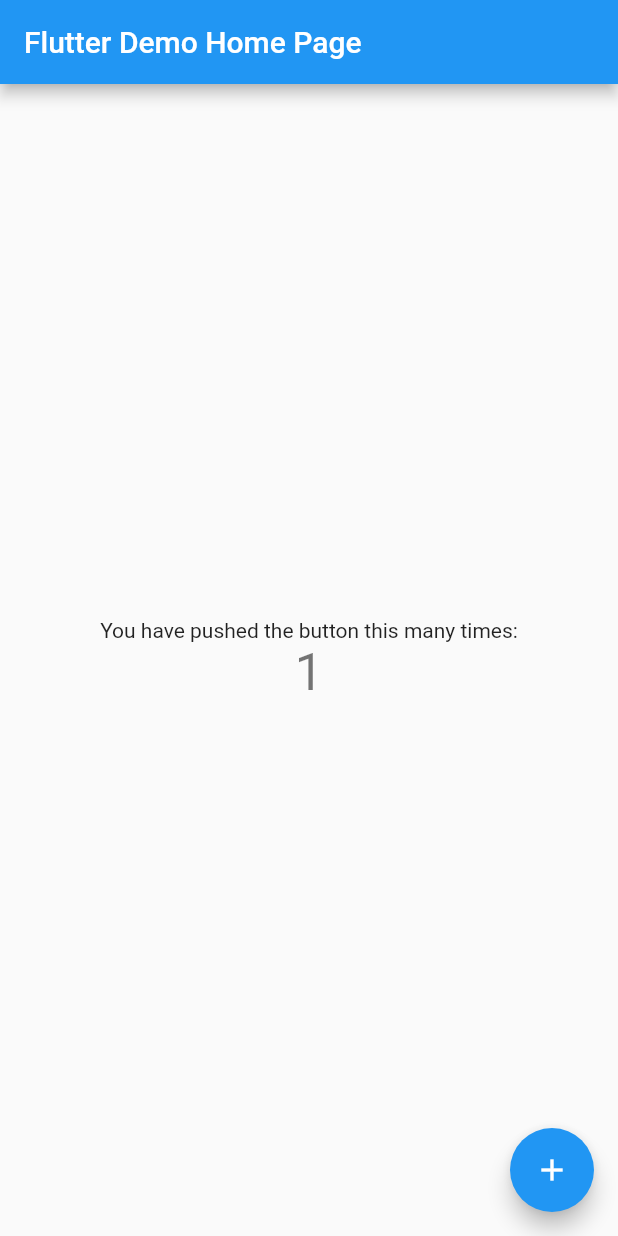
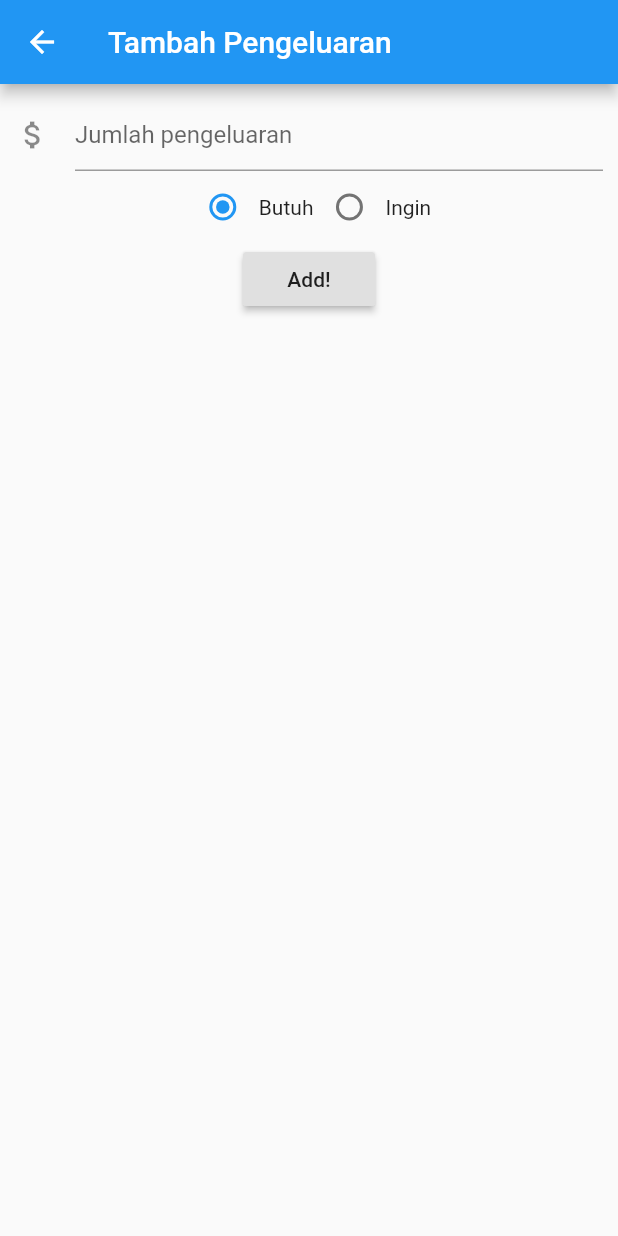
Before and after one commit to suggoitanoshi/Hemat.in, a Flutter app: the screen it shows after launch, after a tap on the "add" icon, on a phone screen of 412 x 824 dp. Run offline on Flutter 3.47's test engine with Material 2 defaults, Android fonts, the phone set to English and light mode, and no system bars.

Commit message:
Add home and add expense view

```diff
--- /dev/null
+++ b/lib/add_expense_view.dart
@@ -0,0 +1,79 @@
+import 'package:flutter/material.dart';
+import 'package:flutter/services.dart';
+
+class AddExpense extends StatefulWidget{
+  @override
+  State<StatefulWidget> createState() {
+    return AddExpenseState();
+  }
+}
+
+enum Jenis { butuh, ingin }
+
+class AddExpenseState extends State<AddExpense>{
+  final _formKey = GlobalKey<FormState>();
+  Jenis _jenis = Jenis.butuh;
+  @override
+  Widget build(BuildContext context){
+    return Scaffold(
+      appBar: AppBar(
+        title: Text('Tambah Pengeluaran'),
+      ),
+      body: Form(
+        key: _formKey,
+        child: Padding(
+          padding: EdgeInsets.all(10),
+          child: Column(
+            children: <Widget>[
+              TextField(
+                decoration: InputDecoration(
+                  icon: Icon(Icons.attach_money),
+                  hintText: "Jumlah pengeluaran",
+                ),
+                keyboardType: TextInputType.number,
+                inputFormatters: <TextInputFormatter>[
+                  WhitelistingTextInputFormatter.digitsOnly,
+                ],
+              ),
+              Row(
+                mainAxisAlignment: MainAxisAlignment.center,
+                children: <Widget>[
+                  Row(
+                    children: <Widget>[
+                      Radio(
+                        value: Jenis.butuh,
+                        groupValue: _jenis,
+                        onChanged: (Jenis j){
+                          setState((){ _jenis = j; });
+                        },
+                      ),
+                      Text('Butuh'),
+                    ],
+                  ),
+                  Row(
+                    children: <Widget>[
+                      Radio(
+                        value: Jenis.ingin,
+                        groupValue: _jenis,
+                        onChanged: (Jenis j){
+                          setState((){ _jenis = j; });
+                        },
+                      ),
+                      Text('Ingin'),
+                    ],
+                  ),
+                ],
+              ),
+              RaisedButton(
+                child: Text('Add!'),
+                onPressed: (){
+                  Navigator.pop(context);
+                },
+              ),
+            ],
+          ),
+        ),
+      ),
+    );
+  }
+}
--- a/lib/main.dart
+++ b/lib/main.dart
@@ -1,4 +1,6 @@
 import 'package:flutter/material.dart';
+import 'package:hematin/add_expense_view.dart';
+import 'package:hematin/blocker_view.dart';
 
 void main() {
   runApp(MyApp());
@@ -26,7 +28,7 @@ class MyApp extends StatelessWidget {
         // closer together (more dense) than on mobile platforms.
         visualDensity: VisualDensity.adaptivePlatformDensity,
       ),
-      home: MyHomePage(title: 'Flutter Demo Home Page'),
+      home: MyHomePage(title: 'Hemat.IN',)
     );
   }
 }
@@ -59,7 +61,7 @@ class _MyHomePageState extends State<MyHomePage> {
       // so that the display can reflect the updated values. If we changed
       // _counter without calling setState(), then the build method would not be
       // called again, and so nothing would appear to happen.
-      _counter++;
+      _counter += 1;
     });
   }
 
@@ -77,39 +79,66 @@ class _MyHomePageState extends State<MyHomePage> {
         // the App.build method, and use it to set our appbar title.
         title: Text(widget.title),
       ),
-      body: Center(
-        // Center is a layout widget. It takes a single child and positions it
-        // in the middle of the parent.
+      body: SingleChildScrollView(
+        scrollDirection: Axis.vertical,
         child: Column(
-          // Column is also a layout widget. It takes a list of children and
-          // arranges them vertically. By default, it sizes itself to fit its
-          // children horizontally, and tries to be as tall as its parent.
-          //
-          // Invoke "debug painting" (press "p" in the console, choose the
-          // "Toggle Debug Paint" action from the Flutter Inspector in Android
-          // Studio, or the "Toggle Debug Paint" command in Visual Studio Code)
-          // to see the wireframe for each widget.
-          //
-          // Column has various properties to control how it sizes itself and
-          // how it positions its children. Here we use mainAxisAlignment to
-          // center the children vertically; the main axis here is the vertical
-          // axis because Columns are vertical (the cross axis would be
-          // horizontal).
-          mainAxisAlignment: MainAxisAlignment.center,
+          mainAxisAlignment: MainAxisAlignment.start,
+          crossAxisAlignment: CrossAxisAlignment.stretch,
           children: <Widget>[
-            Text(
-              'You have pushed the button this many times:',
+            Card(
+              child: Padding(
+                padding: EdgeInsets.all(10),
+                child: Column(
+                  children: <Widget>[
+                    Text(
+                      'Insight',
+                      style: Theme.of(context).textTheme.headline4,
+                    ),
+                    // TODO: Taruh widget pengeluaran bulan ini disini
+                  ],
+                ),
+              )
             ),
-            Text(
-              '$_counter',
-              style: Theme.of(context).textTheme.headline4,
+            Card(
+              child: Padding(
+                padding: EdgeInsets.all(10),
+                child: Column(
+                  children: <Widget>[
+                    Text(
+                      'Evaluasi',
+                      style: Theme.of(context).textTheme.headline4,
+                    ),
+                    // TODO: Taruh widget Evaluasi disini
+                  ],
+                ),
+              ),
+            ),
+            Card(
+              child: Padding(
+                padding: EdgeInsets.all(10),
+                child: Column(
+                  children: <Widget>[
+                    Text(
+                      'Limitasi',
+                      style: Theme.of(context).textTheme.headline4,
+                    ),
+                    // TODO: Taruh widget limitasi disini
+                    // TODO: Taruh widget set limit disini
+                  ],
+                ),
+              ),
             ),
           ],
         ),
       ),
       floatingActionButton: FloatingActionButton(
-        onPressed: _incrementCounter,
-        tooltip: 'Increment',
+        onPressed: (){
+          Navigator.push(
+            context,
+            MaterialPageRoute(builder: (context) => AddExpense()),
+          );
+        },
+        tooltip: 'Tambah pengeluaran',
         child: Icon(Icons.add),
       ), // This trailing comma makes auto-formatting nicer for build methods.
     );
```
